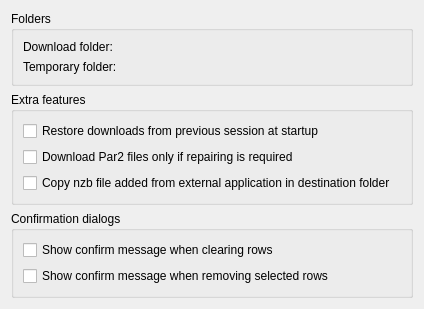
First picture: the form in src/preferences/preferencesgeneral.ui, repository KDE/kwooty, before the edit.
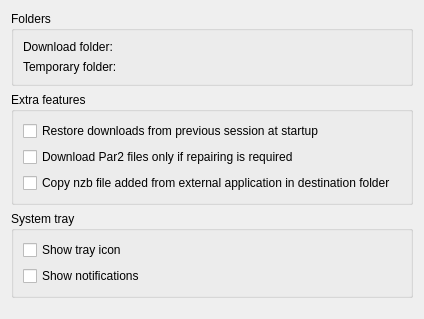
Second picture: the form after the edit. Custom widgets are drawn as their Qt base class.

Commit message: config display changed

Patch:
```diff
--- a/src/preferences/preferencesgeneral.ui
+++ b/src/preferences/preferencesgeneral.ui
@@ -7,13 +7,13 @@
     <x>0</x>
     <y>0</y>
     <width>424</width>
-    <height>280</height>
+    <height>319</height>
    </rect>
   </property>
   <property name="toolTip">
    <string/>
   </property>
-  <layout class="QGridLayout" name="gridLayout_4">
+  <layout class="QGridLayout" name="gridLayout_3">
    <item row="0" column="0">
     <widget class="QGroupBox" name="groupBoxFolder">
      <property name="title">
@@ -103,28 +103,28 @@
     </widget>
    </item>
    <item row="2" column="0">
-    <widget class="QGroupBox" name="groupBox">
+    <widget class="QGroupBox" name="sysTrayGroupBox">
      <property name="title">
-      <string>Confirmation dialogs</string>
+      <string>System tray</string>
      </property>
-     <layout class="QGridLayout" name="gridLayout_3">
+     <layout class="QGridLayout" name="gridLayout_4">
       <item row="0" column="0">
-       <widget class="QCheckBox" name="kcfg_confirmClear">
+       <widget class="QCheckBox" name="kcfg_sysTray">
         <property name="toolTip">
          <string>Display dialog box when Clear button has been pushed</string>
         </property>
         <property name="text">
-         <string>Show confirm message when clearing rows</string>
+         <string>Show tray icon</string>
         </property>
        </widget>
       </item>
       <item row="1" column="0">
-       <widget class="QCheckBox" name="kcfg_confirmRemove">
+       <widget class="QCheckBox" name="kcfg_notification">
         <property name="toolTip">
          <string>Display dialog box when Remove button has been pushed</string>
         </property>
         <property name="text">
-         <string>Show confirm message when removing selected rows</string>
+         <string>Show notifications</string>
         </property>
        </widget>
       </item>
```
Left out of the diff: 12 changed lines with no effect on the pictures.
